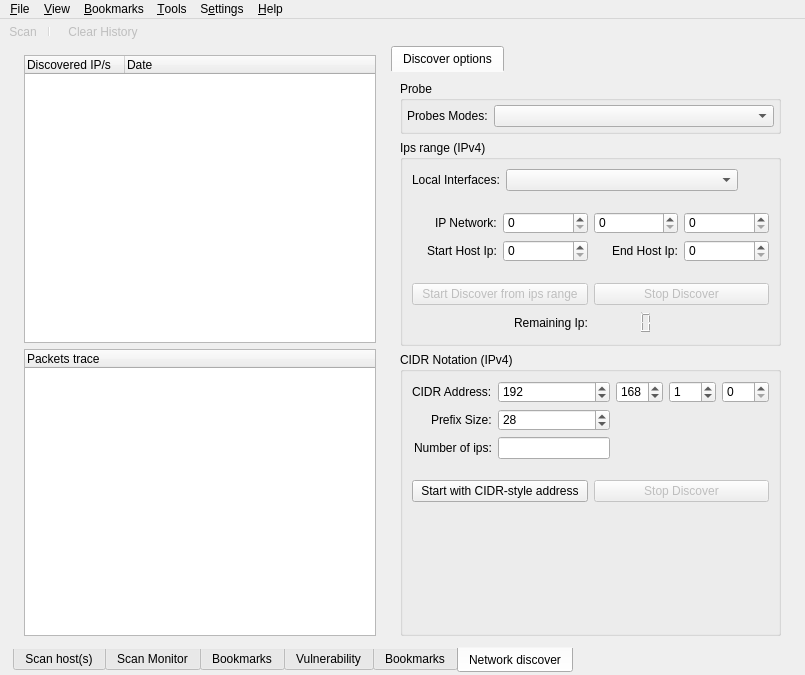
First picture: the form in src/app/ui/mainwindow.ui, repository nmapsi4/nmapsi4, before the edit.
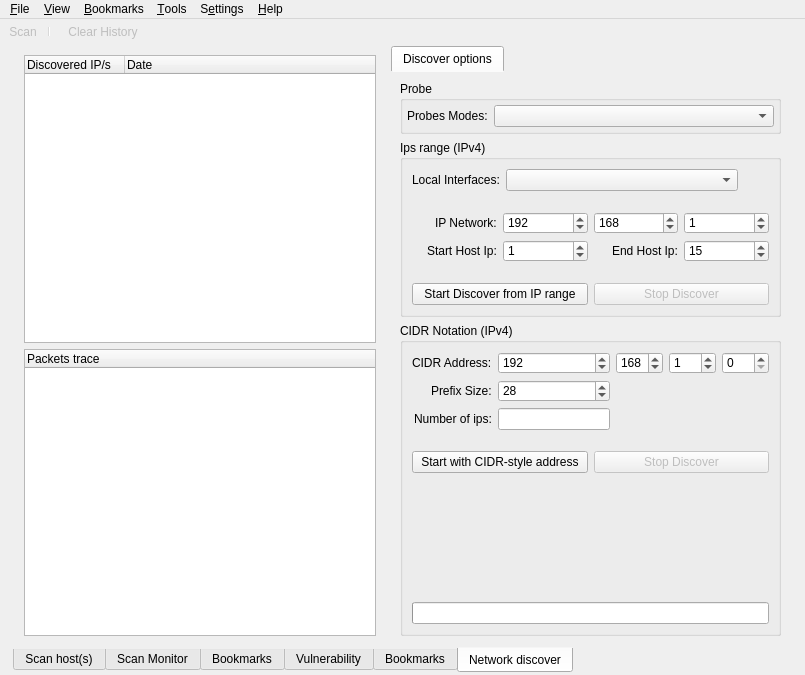
Second picture: the form after the edit. The open tabs and pages were chosen to show the change. Icons and pictures are not drawn.

Commit message: discover general updates.

Patch:
```diff
--- a/src/app/ui/mainwindow.ui
+++ b/src/app/ui/mainwindow.ui
@@ -1628,6 +1628,9 @@
                    <property name="maximum">
                     <number>255</number>
                    </property>
+                   <property name="value">
+                    <number>1</number>
+                   </property>
                   </widget>
                  </item>
                  <item row="0" column="2">
@@ -1635,6 +1638,9 @@
                    <property name="maximum">
                     <number>255</number>
                    </property>
+                   <property name="value">
+                    <number>168</number>
+                   </property>
                   </widget>
                  </item>
                  <item row="0" column="1">
@@ -1642,6 +1648,9 @@
                    <property name="maximum">
                     <number>255</number>
                    </property>
+                   <property name="value">
+                    <number>192</number>
+                   </property>
                   </widget>
                  </item>
                  <item row="1" column="0" alignment="Qt::AlignRight">
@@ -1659,6 +1668,9 @@
                    <property name="maximum">
                     <number>255</number>
                    </property>
+                   <property name="value">
+                    <number>1</number>
+                   </property>
                   </widget>
                  </item>
                  <item row="1" column="2" alignment="Qt::AlignRight">
@@ -1676,6 +1688,9 @@
                    <property name="maximum">
                     <number>255</number>
                    </property>
+                   <property name="value">
+                    <number>15</number>
+                   </property>
                   </widget>
                  </item>
                 </layout>
@@ -1701,7 +1716,7 @@
                  <item>
                   <widget class="QPushButton" name="startDiscoverButt">
                    <property name="enabled">
-                    <bool>false</bool>
+                    <bool>true</bool>
                    </property>
                    <property name="sizePolicy">
                     <sizepolicy hsizetype="Expanding" vsizetype="Fixed">
@@ -1710,7 +1725,7 @@
                     </sizepolicy>
                    </property>
                    <property name="text">
-                    <string>Start Discover from ips range</string>
+                    <string>Start Discover from IP range</string>
                    </property>
                    <property name="icon">
                     <iconset resource="../../../mainwin.qrc">
@@ -1740,33 +1755,6 @@
                  </item>
                 </layout>
                </item>
-               <item>
-                <layout class="QHBoxLayout" name="horizontalLayout_17">
-                 <item alignment="Qt::AlignRight">
-                  <widget class="QLabel" name="label_12">
-                   <property name="layoutDirection">
-                    <enum>Qt::LeftToRight</enum>
-                   </property>
-                   <property name="text">
-                    <string>Remaining Ip:</string>
-                   </property>
-                  </widget>
-                 </item>
-                 <item alignment="Qt::AlignLeft">
-                  <widget class="QLCDNumber" name="nseNumber">
-                   <property name="layoutDirection">
-                    <enum>Qt::LeftToRight</enum>
-                   </property>
-                   <property name="frameShape">
-                    <enum>QFrame::NoFrame</enum>
-                   </property>
-                   <property name="lineWidth">
-                    <number>0</number>
-                   </property>
-                  </widget>
-                 </item>
-                </layout>
-               </item>
               </layout>
              </widget>
             </item>
@@ -1856,29 +1844,6 @@
                    </property>
                   </widget>
                  </item>
-                 <item row="2" column="2">
-                  <widget class="QPushButton" name="calculateAddressButton">
-                   <property name="maximumSize">
-                    <size>
-                     <width>25</width>
-                     <height>16777215</height>
-                    </size>
-                   </property>
-                   <property name="toolTip">
-                    <string>Estimate number of ip to ping</string>
-                   </property>
-                   <property name="text">
-                    <string/>
-                   </property>
-                   <property name="icon">
-                    <iconset resource="../../../mainwin.qrc">
-                     <normaloff>:/images/images/messagebox_info.png</normaloff>:/images/images/messagebox_info.png</iconset>
-                   </property>
-                   <property name="flat">
-                    <bool>true</bool>
-                   </property>
-                  </widget>
-                 </item>
                 </layout>
                </item>
                <item>
@@ -1939,6 +1904,19 @@
                  </property>
                 </spacer>
                </item>
+               <item>
+                <widget class="QProgressBar" name="discoverProgressBar">
+                 <property name="maximum">
+                  <number>100</number>
+                 </property>
+                 <property name="value">
+                  <number>0</number>
+                 </property>
+                 <property name="textVisible">
+                  <bool>false</bool>
+                 </property>
+                </widget>
+               </item>
               </layout>
              </widget>
             </item>
```
Left out of the diff: 3 changed lines with no effect on the pictures. The commit also changes 3 other files.
